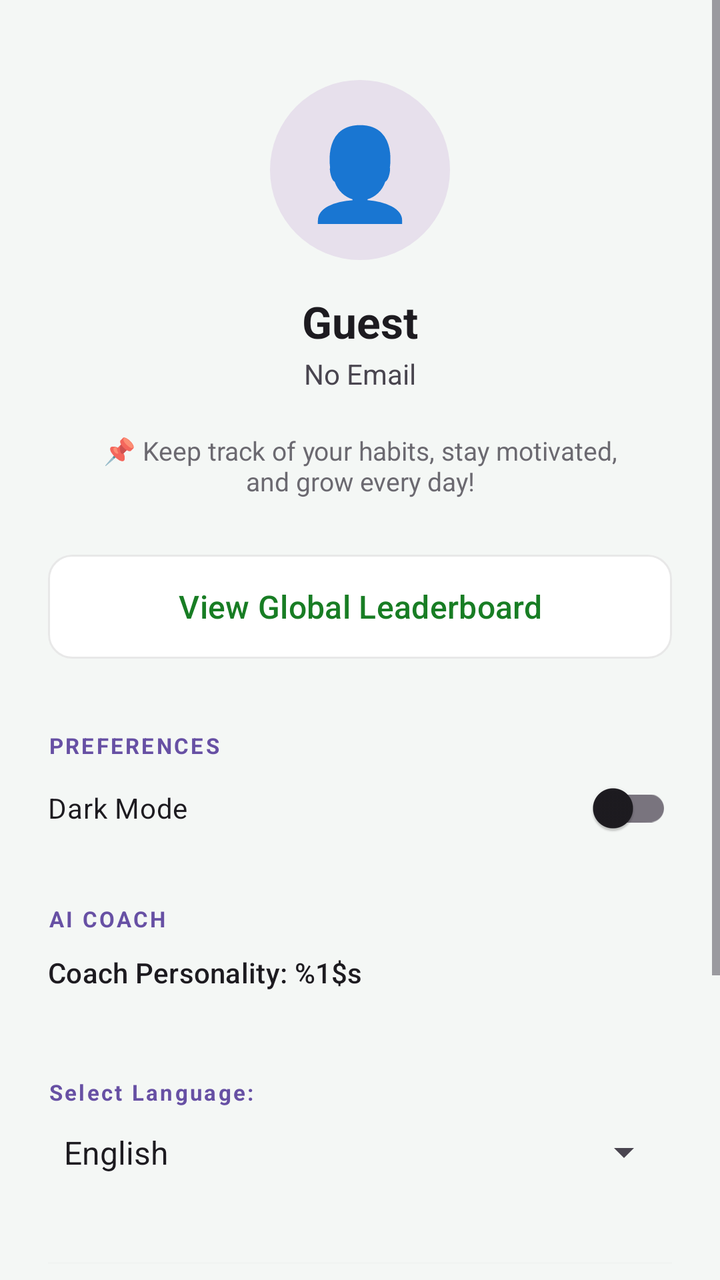
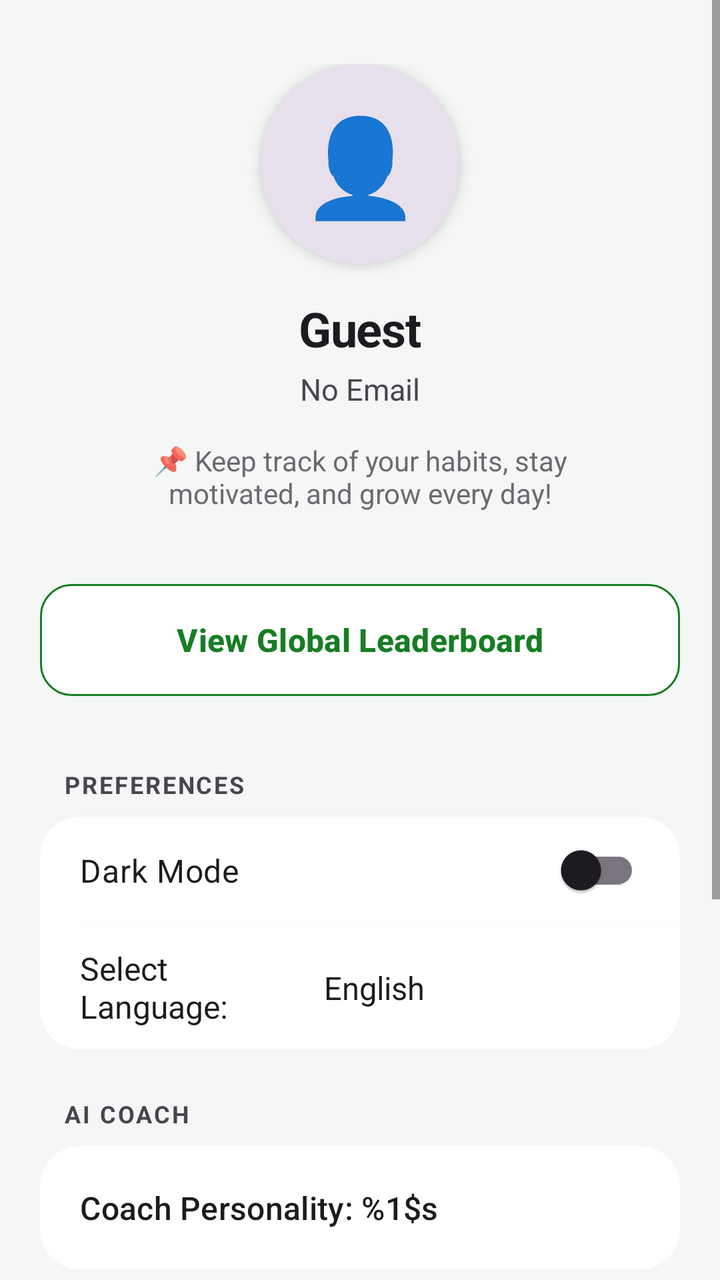

The first picture is an Android layout as it rendered before a commit; the second is the same layout after the commit. The layout source and the unified diff follow.
<!-- AndroidManifest.xml: application theme Theme.TrackIt -->
<!-- res/layout/fragment_profile.xml -->
<?xml version="1.0" encoding="utf-8"?>
<ScrollView
    xmlns:android="http://schemas.android.com/apk/res/android"
    xmlns:app="http://schemas.android.com/apk/res-auto"
    android:layout_width="match_parent"
    android:layout_height="match_parent"
    android:background="@color/bg_color">

    <LinearLayout
        android:layout_width="match_parent"
        android:layout_height="wrap_content"
        android:orientation="vertical"
        android:padding="24dp"
        android:gravity="center_horizontal">

        <TextView
            android:id="@+id/profileAvatar"
            android:layout_width="90dp"
            android:layout_height="90dp"
            android:textSize="45sp"
            android:gravity="center"
            android:text="👤"
            android:background="@drawable/circle_placeholder"
            android:layout_marginTop="16dp"/>

        <TextView
            android:id="@+id/profileName"
            android:layout_width="wrap_content"
            android:layout_height="wrap_content"
            android:text="@string/guest"
            android:textSize="22sp"
            android:textStyle="bold"
            android:textColor="?android:attr/textColorPrimary"
            android:layout_marginTop="16dp"/>

        <TextView
            android:id="@+id/profileEmail"
            android:layout_width="wrap_content"
            android:layout_height="wrap_content"
            android:text="@string/no_email"
            android:textSize="14sp"
            android:textColor="?android:attr/textColorSecondary"
            android:layout_marginTop="2dp"/>

        <TextView
            android:id="@+id/profileBio"
            android:layout_width="match_parent"
            android:layout_height="wrap_content"
            android:text="@string/profile_bio"
            android:textSize="13sp"
            android:textColor="?android:attr/textColorSecondary"
            android:layout_marginTop="20dp"
            android:gravity="center"
            android:paddingHorizontal="16dp"
            android:alpha="0.8"/>
        <com.google.android.material.button.MaterialButton
            android:id="@+id/Top50Link"
            style="@style/Widget.Material3.Button.TonalButton"
            android:layout_width="match_parent"
            android:layout_height="60dp"
            android:layout_marginTop="24dp"
            android:text="@string/view_leaderboard"
            app:iconGravity="textStart"
            android:textColor="@color/primary_color"
            app:backgroundTint="@color/habit_bg_color"
            app:strokeColor="@color/track_gray"
            app:strokeWidth="1dp"
            app:cornerRadius="12dp"
            android:textAllCaps="false"
            android:textSize="16sp" />

        <TextView
            android:layout_width="match_parent"
            android:layout_height="wrap_content"
            android:text="@string/preferences"
            android:textSize="11sp"
            android:textStyle="bold"
            android:textColor="?attr/colorPrimary"
            android:layout_marginTop="32dp"
            android:letterSpacing="0.1"/>




        <com.google.android.material.switchmaterial.SwitchMaterial
            android:id="@+id/themeSwitch"
            android:layout_width="match_parent"
            android:layout_height="wrap_content"
            android:text="@string/dark_mode"
            android:paddingVertical="12dp"/>

        <TextView
            android:layout_width="match_parent"
            android:layout_height="wrap_content"
            android:text="@string/ai_coach"
            android:textSize="11sp"
            android:textStyle="bold"
            android:textColor="?attr/colorPrimary"
            android:layout_marginTop="24dp"
            android:letterSpacing="0.1"/>



        <com.google.android.material.button.MaterialButton
            android:id="@+id/btnCoachTone"
            style="@style/Widget.Material3.Button.TextButton"
            android:layout_width="match_parent"
            android:layout_height="wrap_content"
            android:text="@string/coach_personality"
            android:gravity="start"
            android:paddingStart="0dp"
            android:textAllCaps="false"
            android:textColor="?android:attr/textColorPrimary"/>

        <TextView
            android:layout_width="match_parent"
            android:layout_height="wrap_content"
            android:text="@string/select_language"
            android:textSize="11sp"
            android:textStyle="bold"
            android:textColor="?attr/colorPrimary"
            android:layout_marginTop="24dp"
            android:letterSpacing="0.1"/>

        <Spinner
            android:id="@+id/langSpinner"
            android:layout_width="match_parent"
            android:layout_height="wrap_content"
            android:entries="@array/language_options"
            android:paddingVertical="12dp"/>

        <View
            android:layout_width="match_parent"
            android:layout_height="1dp"
            android:layout_marginTop="32dp"
            android:background="?android:attr/dividerVertical"
            android:alpha="0.1"/>

        <com.google.android.material.button.MaterialButton
            android:id="@+id/btnSettings"
            style="@style/Widget.Material3.Button.TextButton"
            android:layout_width="match_parent"
            android:layout_height="wrap_content"
            android:text="@string/title_settings"
            android:layout_marginTop="16dp"
            android:textColor="?attr/colorPrimary"
            android:textAllCaps="false"/>

        <com.google.android.material.button.MaterialButton
            android:id="@+id/btnLogout"
            style="@style/Widget.Material3.Button.TextButton"
            android:layout_width="match_parent"
            android:layout_height="wrap_content"
            android:text="@string/logout"
            android:layout_marginTop="16dp"
            android:textColor="?attr/colorPrimary"
            android:textAllCaps="false"/>

        <com.google.android.material.button.MaterialButton
            android:id="@+id/btndelete"
            style="@style/Widget.Material3.Button.TextButton"
            android:layout_width="wrap_content"
            android:layout_height="wrap_content"
            android:text="@string/delete_account"
            android:layout_marginTop="8dp"
            android:textColor="#BA1A1A"
            android:textAllCaps="false"
            android:alpha="0.6"
            android:textSize="12sp"/>

        <FrameLayout
            android:id="@+id/loadingOverlay"
            android:layout_width="match_parent"
            android:layout_height="match_parent"
            android:background="?android:windowBackground"
            android:visibility="gone"
            android:elevation="100dp">

            <ProgressBar
                android:layout_width="wrap_content"
                android:layout_height="wrap_content"
                android:layout_gravity="center" />
        </FrameLayout>
    </LinearLayout>


</ScrollView>
<!-- resources referenced by this layout -->
<resources>
  <string-array name="language_options">
          <item>English</item>
          <item>Armenian (Հայերեն)</item>
          <item>Russian (Русский)</item>
      </string-array>
  <color name="bg_color">#f4f7f5</color>
  <color name="habit_bg_color">#FFFFFF</color>
  <color name="primary_color">#187D24</color>
  <color name="track_gray">#E8E8E8</color>
  <!-- drawable circle_placeholder (drawable) -->
  <?xml version="1.0" encoding="utf-8"?>
  <shape xmlns:android="http://schemas.android.com/apk/res/android"
      android:shape="oval">
      <solid android:color="?attr/colorSurfaceVariant" />
      <size android:width="90dp" android:height="90dp" />
  </shape>
  <string name="ai_coach">AI COACH</string>
  <string name="coach_personality">Coach Personality: %1$s</string>
  <string name="dark_mode">Dark Mode</string>
  <string name="delete_account">Delete Account</string>
  <string name="guest">Guest</string>
  <string name="logout">Logout</string>
  <string name="no_email">No Email</string>
  <string name="preferences">PREFERENCES</string>
  <string name="profile_bio">📌 Keep track of your habits, stay motivated, and grow every day!</string>
  <string name="select_language">Select Language:</string>
  <string name="title_settings">Settings</string>
  <string name="view_leaderboard">View Global Leaderboard</string>
  <style name="Theme.TrackIt" parent="Base.Theme.TrackIt" />
  <style name="Base.Theme.TrackIt" parent="Theme.Material3.DayNight.NoActionBar">
          
          
      </style>
</resources>

<!-- the commit's change to res/layout/fragment_profile.xml (unified diff, before → after) -->
@@ -4,33 +4,39 @@
     xmlns:app="http://schemas.android.com/apk/res-auto"
     android:layout_width="match_parent"
     android:layout_height="match_parent"
-    android:background="@color/bg_color">
+    android:background="@color/bg_color"
+    android:fillViewport="true"> <FrameLayout
+    android:layout_width="match_parent"
+    android:layout_height="wrap_content">
 
     <LinearLayout
         android:layout_width="match_parent"
         android:layout_height="wrap_content"
         android:orientation="vertical"
-        android:padding="24dp"
+        android:paddingHorizontal="20dp"
+        android:paddingTop="32dp"
+        android:paddingBottom="48dp"
         android:gravity="center_horizontal">
 
         <TextView
             android:id="@+id/profileAvatar"
-            android:layout_width="90dp"
-            android:layout_height="90dp"
-            android:textSize="45sp"
+            android:layout_width="100dp"
+            android:layout_height="100dp"
+            android:textSize="48sp"
             android:gravity="center"
             android:text="👤"
             android:background="@drawable/circle_placeholder"
-            android:layout_marginTop="16dp"/>
+            android:elevation="4dp"/>
 
         <TextView
             android:id="@+id/profileName"
             android:layout_width="wrap_content"
             android:layout_height="wrap_content"
             android:text="@string/guest"
-            android:textSize="22sp"
+            android:textSize="24sp"
             android:textStyle="bold"
             android:textColor="?android:attr/textColorPrimary"
+            android:letterSpacing="-0.02"
             android:layout_marginTop="16dp"/>
 
         <TextView
@@ -38,123 +44,189 @@
             android:layout_width="wrap_content"
             android:layout_height="wrap_content"
             android:text="@string/no_email"
+            android:textSize="15sp"
+            android:textColor="?android:attr/textColorSecondary"
+            android:layout_marginTop="4dp"/>
+
+        <TextView
+            android:id="@+id/profileBio"
+            android:layout_width="match_parent"
+            android:layout_height="wrap_content"
+            android:text="@string/profile_bio"
             android:textSize="14sp"
             android:textColor="?android:attr/textColorSecondary"
-            android:layout_marginTop="2dp"/>
-
-        <TextView
-            android:id="@+id/profileBio"
-            android:layout_width="match_parent"
-            android:layout_height="wrap_content"
-            android:text="@string/profile_bio"
-            android:textSize="13sp"
-            android:textColor="?android:attr/textColorSecondary"
-            android:layout_marginTop="20dp"
+            android:layout_marginTop="16dp"
             android:gravity="center"
-            android:paddingHorizontal="16dp"
+            android:paddingHorizontal="24dp"
             android:alpha="0.8"/>
+
         <com.google.android.material.button.MaterialButton
             android:id="@+id/Top50Link"
             style="@style/Widget.Material3.Button.TonalButton"
             android:layout_width="match_parent"
-            android:layout_height="60dp"
-            android:layout_marginTop="24dp"
+            android:layout_height="64dp"
+            android:layout_marginTop="32dp"
             android:text="@string/view_leaderboard"
             app:iconGravity="textStart"
-            android:textColor="@color/primary_color"
+            android:textColor="#187D24"
             app:backgroundTint="@color/habit_bg_color"
-            app:strokeColor="@color/track_gray"
+            app:strokeColor="#187D24"
             app:strokeWidth="1dp"
-            app:cornerRadius="12dp"
+            app:cornerRadius="16dp"
             android:textAllCaps="false"
-            android:textSize="16sp" />
+            android:textSize="16sp"
+            android:textStyle="bold"/>
 
         <TextView
             android:layout_width="match_parent"
             android:layout_height="wrap_content"
             android:text="@string/preferences"
-            android:textSize="11sp"
+            android:textSize="12sp"
             android:textStyle="bold"
-            android:textColor="?attr/colorPrimary"
+            android:textColor="?android:attr/textColorSecondary"
             android:layout_marginTop="32dp"
-            android:letterSpacing="0.1"/>
-
-
-
-
-        <com.google.android.material.switchmaterial.SwitchMaterial
-            android:id="@+id/themeSwitch"
-            android:layout_width="match_parent"
-            android:layout_height="wrap_content"
-            android:text="@string/dark_mode"
-            android:paddingVertical="12dp"/>
+            android:layout_marginBottom="8dp"
+            android:layout_marginStart="8dp"
+            android:letterSpacing="0.08"
+            android:textAllCaps="true"/>
+
+        <androidx.cardview.widget.CardView
+            android:layout_width="match_parent"
+            android:layout_height="wrap_content"
+            app:cardCornerRadius="20dp"
+            app:cardElevation="0dp"
+            app:cardBackgroundColor="@color/habit_bg_color">
+
+            <LinearLayout
+                android:layout_width="match_parent"
+                android:layout_height="wrap_content"
+                android:orientation="vertical">
+
+                <com.google.android.material.switchmaterial.SwitchMaterial
+                    android:id="@+id/themeSwitch"
+                    android:layout_width="match_parent"
+                    android:layout_height="wrap_content"
+                    android:text="@string/dark_mode"
+                    android:textSize="16sp"
+                    android:textColor="?android:attr/textColorPrimary"
+                    android:paddingHorizontal="20dp"
+                    android:paddingVertical="16dp"/>
+
+                <View
+                    android:layout_width="match_parent"
+                    android:layout_height="1dp"
+                    android:background="?android:attr/dividerVertical"
+                    android:layout_marginStart="20dp"
+                    android:alpha="0.1"/>
+
+                <LinearLayout
+                    android:layout_width="match_parent"
+                    android:layout_height="wrap_content"
+                    android:orientation="horizontal"
+                    android:gravity="center_vertical"
+                    android:paddingHorizontal="20dp"
+                    android:paddingVertical="8dp">
+
+                    <TextView
+                        android:layout_width="0dp"
+                        android:layout_height="wrap_content"
+                        android:layout_weight="1"
+                        android:text="@string/select_language"
+                        android:textSize="16sp"
+                        android:textColor="?android:attr/textColorPrimary"/>
+
+                    <Spinner
+                        android:id="@+id/langSpinner"
+                        android:layout_width="wrap_content"
+                        android:layout_height="wrap_content"
+                        android:entries="@array/language_options"
+                        android:background="@android:color/transparent"
+                        android:paddingVertical="12dp"/>
+                </LinearLayout>
+            </LinearLayout>
+        </androidx.cardview.widget.CardView>
 
         <TextView
             android:layout_width="match_parent"
             android:layout_height="wrap_content"
             android:text="@string/ai_coach"
-            android:textSize="11sp"
+            android:textSize="12sp"
             android:textStyle="bold"
-            android:textColor="?attr/colorPrimary"
+            android:textColor="?android:attr/textColorSecondary"
             android:layout_marginTop="24dp"
-            android:letterSpacing="0.1"/>
-
-
-
-        <com.google.android.material.button.MaterialButton
-            android:id="@+id/btnCoachTone"
-            style="@style/Widget.Material3.Button.TextButton"
-            android:layout_width="match_parent"
-            android:layout_height="wrap_content"
-            android:text="@string/coach_personality"
-            android:gravity="start"
-            android:paddingStart="0dp"
-            android:textAllCaps="false"
-            android:textColor="?android:attr/textColorPrimary"/>
-
-        <TextView
-            android:layout_width="match_parent"
-            android:layout_height="wrap_content"
-            android:text="@string/select_language"
-            android:textSize="11sp"
-            android:textStyle="bold"
-            android:textColor="?attr/colorPrimary"
-            android:layout_marginTop="24dp"
-            android:letterSpacing="0.1"/>
-
-        <Spinner
-            android:id="@+id/langSpinner"
-            android:layout_width="match_parent"
-            android:layout_height="wrap_content"
-            android:entries="@array/language_options"
-            android:paddingVertical="12dp"/>
-
-        <View
-            android:layout_width="match_parent"
-            android:layout_height="1dp"
+            android:layout_marginBottom="8dp"
+            android:layout_marginStart="8dp"
+            android:letterSpacing="0.08"
+            android:textAllCaps="true"/>
+
+        <androidx.cardview.widget.CardView
+            android:layout_width="match_parent"
+            android:layout_height="wrap_content"
+            app:cardCornerRadius="20dp"
+            app:cardElevation="0dp"
+            app:cardBackgroundColor="@color/habit_bg_color">
+
+            <com.google.android.material.button.MaterialButton
+                android:id="@+id/btnCoachTone"
+                style="@style/Widget.Material3.Button.TextButton"
+                android:layout_width="match_parent"
+                android:layout_height="wrap_content"
+                android:text="@string/coach_personality"
+                android:gravity="start|center_vertical"
+                android:paddingHorizontal="20dp"
+                android:paddingVertical="16dp"
+                android:textAllCaps="false"
+                android:textSize="16sp"
+                android:textColor="?android:attr/textColorPrimary"/>
+        </androidx.cardview.widget.CardView>
+
+        <androidx.cardview.widget.CardView
+            android:layout_width="match_parent"
+            android:layout_height="wrap_content"
             android:layout_marginTop="32dp"
-            android:background="?android:attr/dividerVertical"
-            android:alpha="0.1"/>
-
-        <com.google.android.material.button.MaterialButton
-            android:id="@+id/btnSettings"
-            style="@style/Widget.Material3.Button.TextButton"
-            android:layout_width="match_parent"
-            android:layout_height="wrap_content"
-            android:text="@string/title_settings"
-            android:layout_marginTop="16dp"
-            android:textColor="?attr/colorPrimary"
-            android:textAllCaps="false"/>
-
-        <com.google.android.material.button.MaterialButton
-            android:id="@+id/btnLogout"
-            style="@style/Widget.Material3.Button.TextButton"
-            android:layout_width="match_parent"
-            android:layout_height="wrap_content"
-            android:text="@string/logout"
-            android:layout_marginTop="16dp"
-            android:textColor="?attr/colorPrimary"
-            android:textAllCaps="false"/>
+            app:cardCornerRadius="20dp"
+            app:cardElevation="0dp"
+            app:cardBackgroundColor="@color/habit_bg_color">
+
+            <LinearLayout
+                android:layout_width="match_parent"
+                android:layout_height="wrap_content"
+                android:orientation="vertical">
+
+                <com.google.android.material.button.MaterialButton
+                    android:id="@+id/btnSettings"
+                    style="@style/Widget.Material3.Button.TextButton"
+                    android:layout_width="match_parent"
+                    android:layout_height="wrap_content"
+                    android:text="@string/title_settings"
+                    android:gravity="start|center_vertical"
+                    android:paddingHorizontal="20dp"
+                    android:paddingVertical="16dp"
+                    android:textColor="?android:attr/textColorPrimary"
+                    android:textSize="16sp"
+                    android:textAllCaps="false"/>
+
+                <View
+                    android:layout_width="match_parent"
+                    android:layout_height="1dp"
+                    android:background="?android:attr/dividerVertical"
+                    android:layout_marginStart="20dp"
+                    android:alpha="0.1"/>
+
+                <com.google.android.material.button.MaterialButton
+                    android:id="@+id/btnLogout"
+                    style="@style/Widget.Material3.Button.TextButton"
+                    android:layout_width="match_parent"
+                    android:layout_height="wrap_content"
+                    android:text="@string/logout"
+                    android:gravity="start|center_vertical"
+                    android:paddingHorizontal="20dp"
+                    android:paddingVertical="16dp"
+                    android:textColor="#E64A19"
+                    android:textSize="16sp"
+                    android:textAllCaps="false"/>
+            </LinearLayout>
+        </androidx.cardview.widget.CardView>
 
         <com.google.android.material.button.MaterialButton
             android:id="@+id/btndelete"
@@ -162,26 +234,30 @@
             android:layout_width="wrap_content"
             android:layout_height="wrap_content"
             android:text="@string/delete_account"
-            android:layout_marginTop="8dp"
+            android:layout_marginTop="24dp"
             android:textColor="#BA1A1A"
             android:textAllCaps="false"
-            android:alpha="0.6"
-            android:textSize="12sp"/>
-
-        <FrameLayout
-            android:id="@+id/loadingOverlay"
-            android:layout_width="match_parent"
-            android:layout_height="match_parent"
-            android:background="?android:windowBackground"
-            android:visibility="gone"
-            android:elevation="100dp">
-
-            <ProgressBar
-                android:layout_width="wrap_content"
-                android:layout_height="wrap_content"
-                android:layout_gravity="center" />
-        </FrameLayout>
+            android:alpha="0.7"
+            android:textSize="14sp"/>
+
     </LinearLayout>
 
-
+    <FrameLayout
+        android:id="@+id/loadingOverlay"
+        android:layout_width="match_parent"
+        android:layout_height="match_parent"
+        android:background="#80000000"
+        android:visibility="gone"
+        android:elevation="100dp"
+        android:clickable="true"
+        android:focusable="true">
+
+        <ProgressBar
+            android:layout_width="wrap_content"
+            android:layout_height="wrap_content"
+            android:layout_gravity="center"
+            android:indeterminateTint="#187D24"/>
+    </FrameLayout>
+
+</FrameLayout>
 </ScrollView>
<!-- resource entries referenced after the edit -->
@@ -7,8 +7,6 @@
       </string-array>
   <color name="bg_color">#f4f7f5</color>
   <color name="habit_bg_color">#FFFFFF</color>
-  <color name="primary_color">#187D24</color>
-  <color name="track_gray">#E8E8E8</color>
   <!-- drawable circle_placeholder (drawable) -->
   <?xml version="1.0" encoding="utf-8"?>
   <shape xmlns:android="http://schemas.android.com/apk/res/android"
